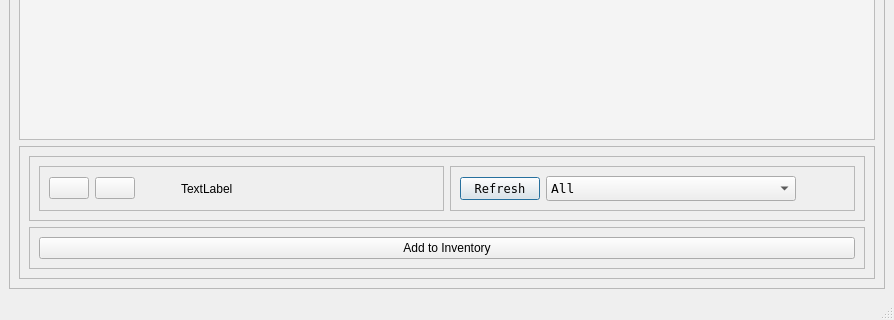
Above: Program_Files/UI_Files/new_order_window.ui from Thomas1B/Electronics-Inventory-Program before the change; both pictures show x 0 to 894 and y 334 to 654 of the 894 by 654 pixel window. Below: the same form after it.
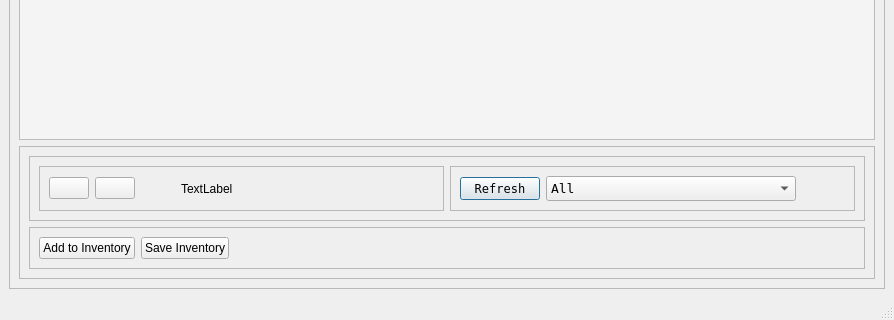
That is the form after the change. Icons and pictures are not drawn.

Patch:
```diff
--- a/Program_Files/UI_Files/new_order_window.ui
+++ b/Program_Files/UI_Files/new_order_window.ui
@@ -222,6 +222,12 @@
             <layout class="QGridLayout" name="gridLayout_4">
              <item row="0" column="0">
               <widget class="QPushButton" name="btn_add_to_inventory">
+               <property name="sizePolicy">
+                <sizepolicy hsizetype="Minimum" vsizetype="Fixed">
+                 <horstretch>0</horstretch>
+                 <verstretch>0</verstretch>
+                </sizepolicy>
+               </property>
                <property name="cursor">
                 <cursorShape>PointingHandCursor</cursorShape>
                </property>
@@ -237,6 +243,36 @@
                </property>
               </widget>
              </item>
+             <item row="0" column="1">
+              <widget class="QPushButton" name="btn_save_inventory">
+               <property name="sizePolicy">
+                <sizepolicy hsizetype="Fixed" vsizetype="Fixed">
+                 <horstretch>0</horstretch>
+                 <verstretch>0</verstretch>
+                </sizepolicy>
+               </property>
+               <property name="text">
+                <string>Save Inventory</string>
+               </property>
+               <property name="icon">
+                <iconset>
+                 <normaloff>../Icons/disk.png</normaloff>../Icons/disk.png</iconset>
+               </property>
+              </widget>
+             </item>
+             <item row="0" column="2">
+              <spacer name="horizontalSpacer_5">
+               <property name="orientation">
+                <enum>Qt::Horizontal</enum>
+               </property>
+               <property name="sizeHint" stdset="0">
+                <size>
+                 <width>40</width>
+                 <height>20</height>
+                </size>
+               </property>
+              </spacer>
+             </item>
             </layout>
            </widget>
           </item>
```
